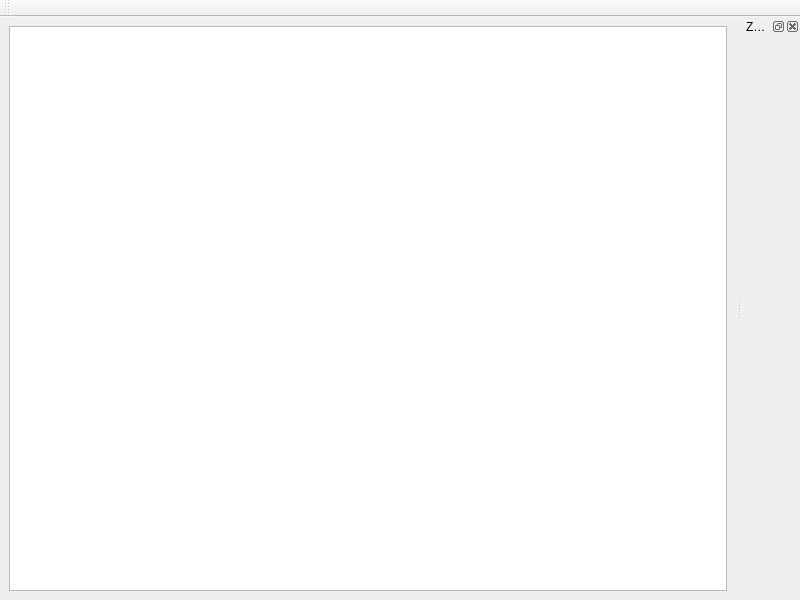
Old version of the form code/nel/tools/3d/object_viewer_qt/src/plugins/landscape_editor/landscape_editor_window.ui in the repository ryzom/ryzomcore.
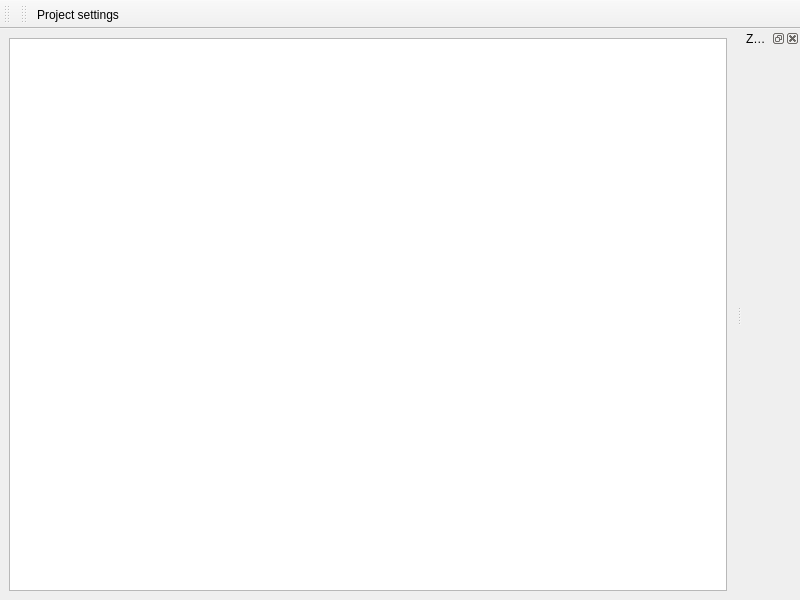
New version of the form. Icons and pictures are not drawn. Custom widgets are drawn as their Qt base class.

Commit message:
Changed: #1301 Added project settings dialog.
branch : gsoc2011-worldeditorqt

Diff of the .ui file:
```diff
--- a/code/nel/tools/3d/object_viewer_qt/src/plugins/landscape_editor/landscape_editor_window.ui
+++ b/code/nel/tools/3d/object_viewer_qt/src/plugins/landscape_editor/landscape_editor_window.ui
@@ -44,6 +44,27 @@
    </attribute>
    <widget class="LandscapeEditor::ListZonesWidget" name="zoneListWidget"/>
   </widget>
+  <widget class="QToolBar" name="landToolBar">
+   <property name="windowTitle">
+    <string>toolBar_2</string>
+   </property>
+   <attribute name="toolBarArea">
+    <enum>TopToolBarArea</enum>
+   </attribute>
+   <attribute name="toolBarBreak">
+    <bool>false</bool>
+   </attribute>
+   <addaction name="projectSettingsAction"/>
+  </widget>
+  <action name="projectSettingsAction">
+   <property name="icon">
+    <iconset resource="landscape_editor.qrc">
+     <normaloff>:/icons/ic_nel_landscape_settings.png</normaloff>:/icons/ic_nel_landscape_settings.png</iconset>
+   </property>
+   <property name="text">
+    <string>Project settings</string>
+   </property>
+  </action>
  </widget>
  <customwidgets>
   <customwidget>
```
Left out of the diff: 2 changed lines with no effect on the pictures. The commit also changes 11 other files.
